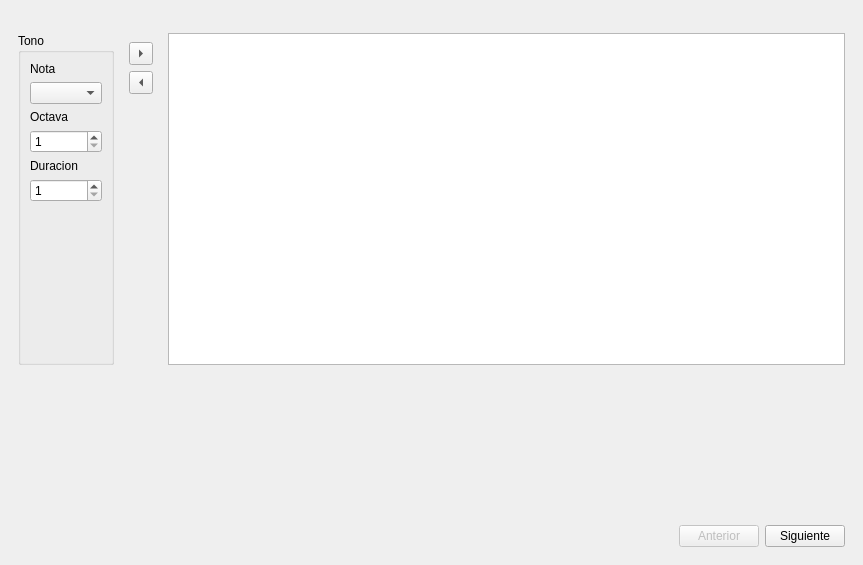
The window that stackedwidget.ui (nquirozp/ColorMixer) describes before a commit, drawn with Qt 5.
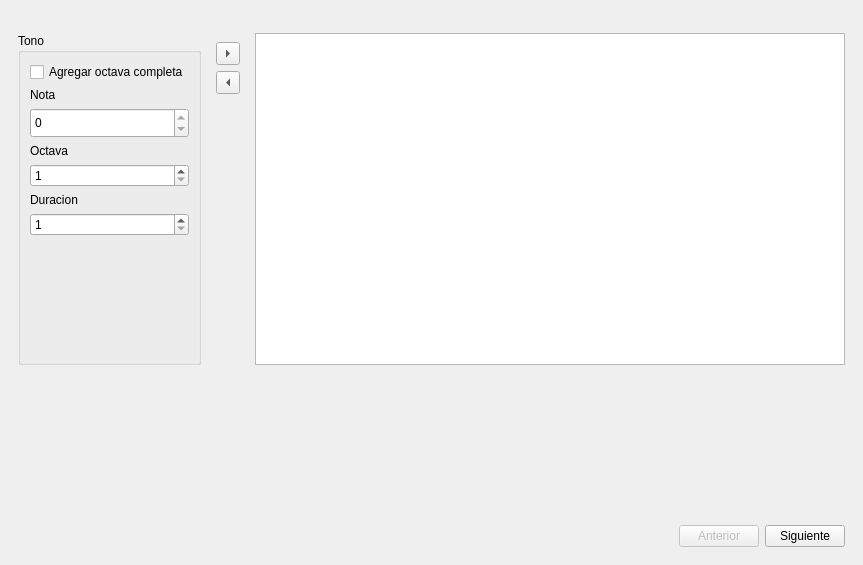
The same window after the commit. The open tabs and pages were chosen to show the change. Custom widgets are drawn as their Qt base class.

```diff
--- a/stackedwidget.ui
+++ b/stackedwidget.ui
@@ -64,6 +64,13 @@
           <string>Tono</string>
          </property>
          <layout class="QVBoxLayout" name="verticalLayout_5">
+          <item>
+           <widget class="QCheckBox" name="checkBox">
+            <property name="text">
+             <string>Agregar octava completa</string>
+            </property>
+           </widget>
+          </item>
           <item>
            <widget class="QLabel" name="label_3">
             <property name="text">
@@ -72,7 +79,23 @@
            </widget>
           </item>
           <item>
-           <widget class="QComboBox" name="comboBox"/>
+           <widget class="StringBox" name="stringBox">
+            <property name="sizePolicy">
+             <sizepolicy hsizetype="Minimum" vsizetype="Fixed">
+              <horstretch>0</horstretch>
+              <verstretch>0</verstretch>
+             </sizepolicy>
+            </property>
+            <property name="minimumSize">
+             <size>
+              <width>0</width>
+              <height>30</height>
+             </size>
+            </property>
+            <property name="readOnly">
+             <bool>true</bool>
+            </property>
+           </widget>
           </item>
           <item>
            <widget class="QLabel" name="label_4">
@@ -403,6 +426,13 @@
    </layout>
   </widget>
  </widget>
+ <customwidgets>
+  <customwidget>
+   <class>StringBox</class>
+   <extends>QSpinBox</extends>
+   <header location="global">stringbox.h</header>
+  </customwidget>
+ </customwidgets>
  <resources/>
  <connections/>
 </ui>
```
Left out of the diff: 2 changed lines with no effect on the pictures.
